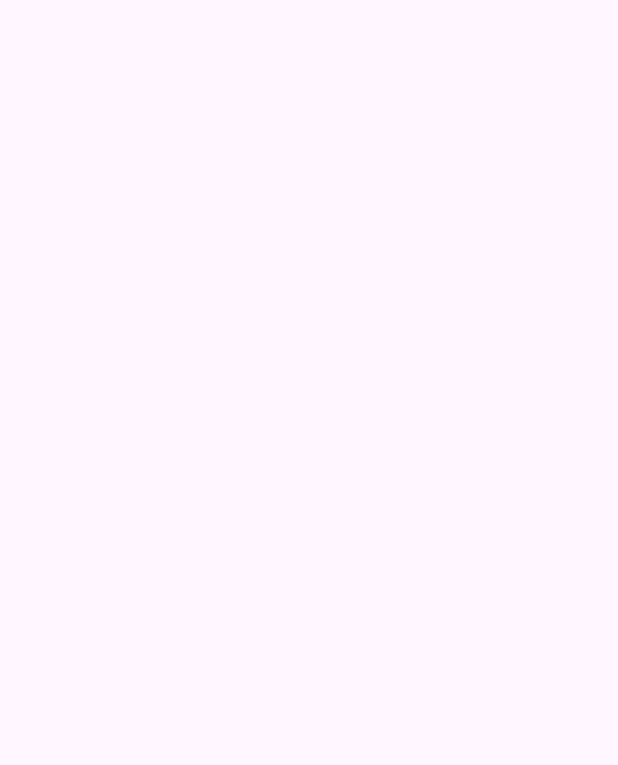
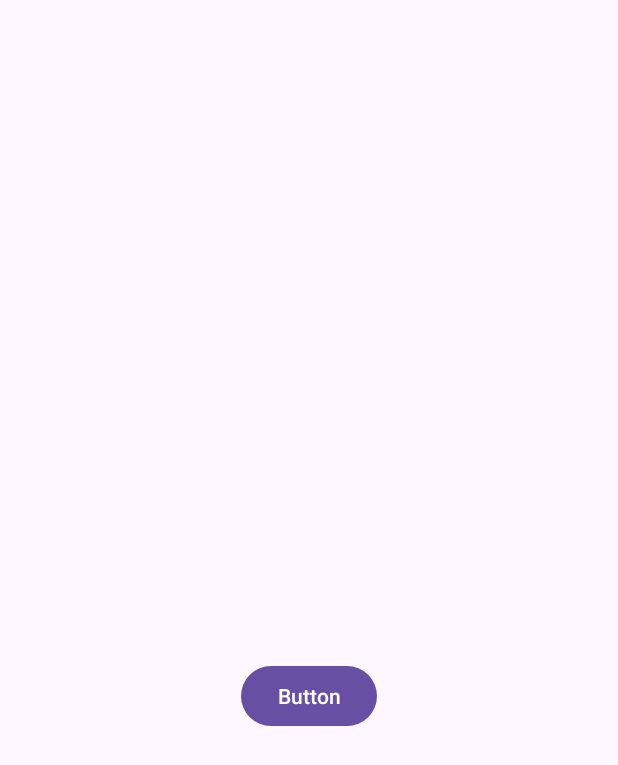
Before and after one commit to abhi2801/abcde, an Android app: the screen it shows after launch (MainActivity), on a phone screen of 412 x 824 dp. Before the commit the part shown is empty. Shown: the top 765 px of the screen. Run offline under Robolectric (Android 15) with nearby library versions, the phone set to English and light mode, and no system bars.

Commit message:
button added

```diff
--- a/app/src/main/res/layout/activity_main.xml
+++ b/app/src/main/res/layout/activity_main.xml
@@ -17,4 +17,15 @@
         app:layout_constraintTop_toTopOf="parent"
         app:layout_constraintVertical_bias="0.5"
         tools:srcCompat="@tools:sample/avatars" />
+
+    <Button
+        android:id="@+id/button"
+        android:layout_width="wrap_content"
+        android:layout_height="wrap_content"
+        android:layout_marginTop="28dp"
+        android:text="Button"
+        app:layout_constraintEnd_toEndOf="@+id/imageView2"
+        app:layout_constraintHorizontal_bias="0.486"
+        app:layout_constraintStart_toStartOf="@+id/imageView2"
+        app:layout_constraintTop_toBottomOf="@+id/imageView2" />
 </androidx.constraintlayout.widget.ConstraintLayout>
```
